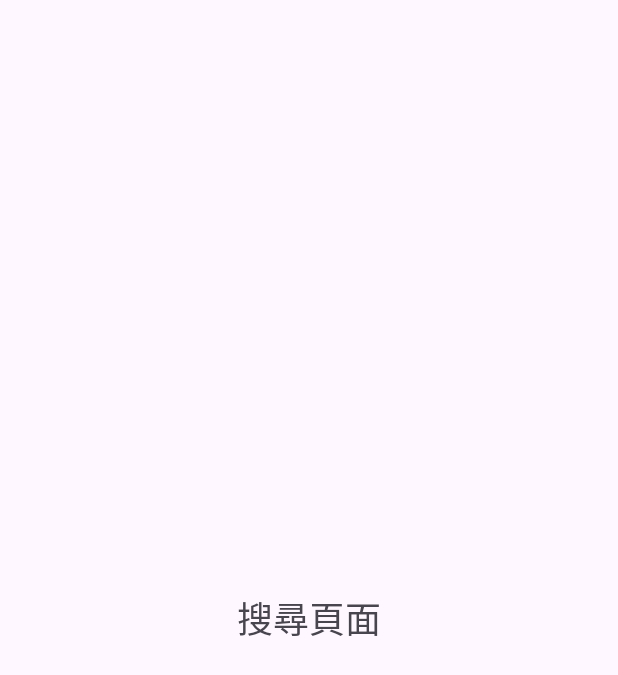
After one commit to yi-xiang-01/map, an Android app: the SearchActivity screen opened directly, with no data from a screen before it, on a phone screen of 412 x 824 dp. The commit adds this screen. Shown: the top 675 px of the screen. Run offline under Robolectric (Android 15) with nearby library versions, the light colour scheme and no system bars.

Commit message:
create search page and path page.

```diff
--- a/app/src/main/AndroidManifest.xml
+++ b/app/src/main/AndroidManifest.xml
@@ -21,6 +21,8 @@
                 <category android:name="android.intent.category.LAUNCHER" />
             </intent-filter>
         </activity>
+        <activity android:name=".SearchActivity" />
+        <activity android:name=".PathActivity" />
     </application>
 
 </manifest>
--- /dev/null
+++ b/app/src/main/java/com/example/mapcollection/SearchActivity.kt
@@ -0,0 +1,11 @@
+package com.example.mapcollection
+
+import android.os.Bundle
+import androidx.appcompat.app.AppCompatActivity
+
+class SearchActivity : AppCompatActivity() {
+    override fun onCreate(savedInstanceState: Bundle?) {
+        super.onCreate(savedInstanceState)
+        setContentView(R.layout.activity_search)
+    }
+}
--- a/app/src/main/res/layout/activity_main.xml
+++ b/app/src/main/res/layout/activity_main.xml
@@ -73,7 +73,7 @@
             android:orientation="horizontal">
 
             <ImageButton
-                android:id="@+id/imageButton"
+                android:id="@+id/btnSearch"
                 android:layout_width="wrap_content"
                 android:layout_height="wrap_content"
                 android:layout_weight="1"
@@ -82,7 +82,7 @@
                 app:srcCompat="@android:drawable/ic_menu_search" />
 
             <ImageButton
-                android:id="@+id/imageButton2"
+                android:id="@+id/btnPath"
                 android:layout_width="wrap_content"
                 android:layout_height="wrap_content"
                 android:layout_weight="1"
@@ -91,7 +91,7 @@
                 app:srcCompat="@android:drawable/ic_dialog_map" />
 
             <ImageButton
-                android:id="@+id/imageButton3"
+                android:id="@+id/btnProfile"
                 android:layout_width="wrap_content"
                 android:layout_height="wrap_content"
                 android:layout_weight="1"
--- /dev/null
+++ b/app/src/main/res/layout/activity_search.xml
@@ -0,0 +1,19 @@
+<?xml version="1.0" encoding="utf-8"?>
+<androidx.constraintlayout.widget.ConstraintLayout xmlns:android="http://schemas.android.com/apk/res/android"
+    xmlns:app="http://schemas.android.com/apk/res-auto"
+    xmlns:tools="http://schemas.android.com/tools"
+    android:layout_width="match_parent"
+    android:layout_height="match_parent"
+    tools:context=".SearchActivity">
+
+    <TextView
+        android:layout_width="wrap_content"
+        android:layout_height="wrap_content"
+        android:text="搜尋頁面"
+        android:textSize="24sp"
+        app:layout_constraintBottom_toBottomOf="parent"
+        app:layout_constraintEnd_toEndOf="parent"
+        app:layout_constraintStart_toStartOf="parent"
+        app:layout_constraintTop_toTopOf="parent" />
+
+</androidx.constraintlayout.widget.ConstraintLayout>
```
Also changed, not shown: app/src/main/java/com/example/mapcollection/MainActivity.kt (+14 -0 lines), app/src/main/java/com/example/mapcollection/PathActivity.kt (added, +11 -0 lines), app/src/main/res/layout/activity_path.xml (added, +19 -0 lines).
